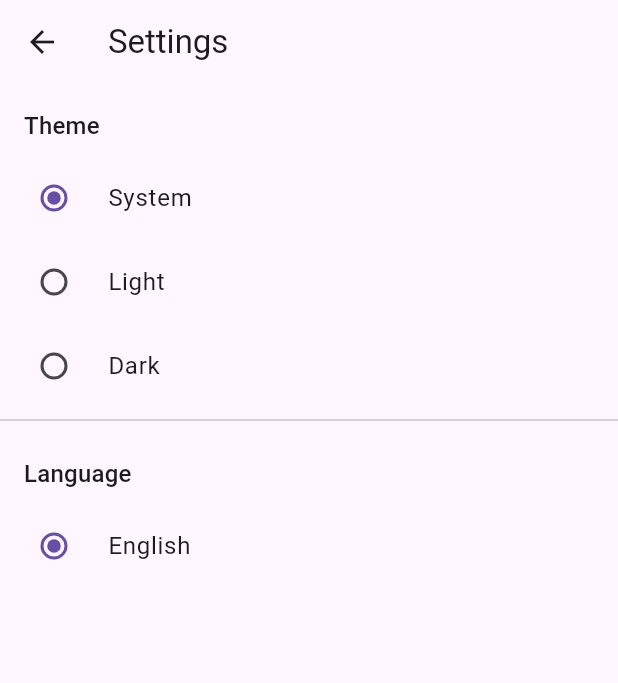
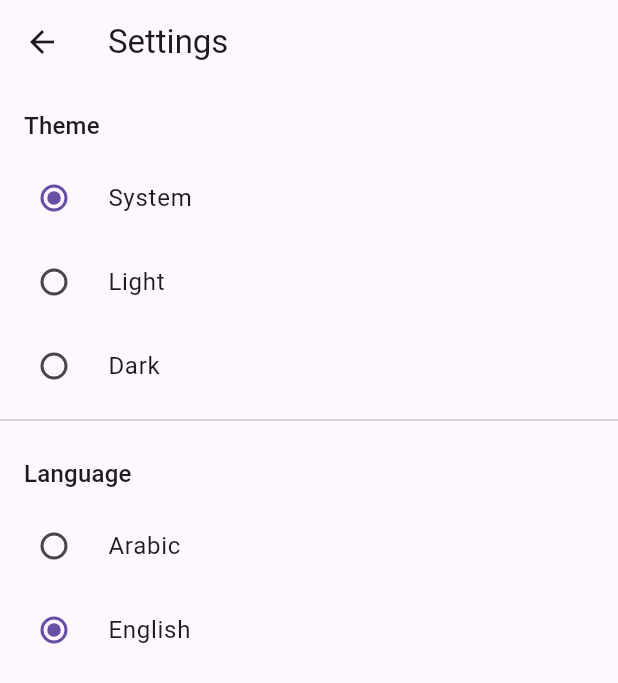
Before and after one commit to hashem78/CodeforcesTracker, a Flutter app: the screen it shows after launch, after a tap on the "settings" icon, on a phone screen of 412 x 824 dp. Shown: the top 683 px of the screen. Run offline on Flutter 3.47's test engine with Material 3 defaults, Android fonts, the light colour scheme and no system bars; our stand-ins replace auto_route, chopper, fast_immutable_collections, fl_chart, flutter_form_builder, flutter_hooks and 6 more; generated files the repository leaves out were written again.

Commit message:
feat: add Arabic language support with RTL
- Add ar.i18n.json with full Arabic translations
- Add locale and theme helpers in core/
- Set MaterialApp locale and supportedLocales from provider
- Update settings screen language picker for Arabic
- Clean up main.dart with helper functions

```diff
--- /dev/null
+++ b/lib/core/locale_helpers.dart
@@ -0,0 +1,17 @@
+import 'package:code_forces_tracker/i18n/strings.g.dart';
+import 'package:flutter/material.dart';
+import 'package:flutter_localizations/flutter_localizations.dart';
+import 'package:form_builder_validators/form_builder_validators.dart';
+
+extension TranslationsLocale on Translations {
+  Locale get flutterLocale => Locale($meta.locale.languageCode);
+}
+
+Iterable<Locale> get supportedLocales =>
+    AppLocale.values.map((l) => Locale(l.languageCode));
+
+const localizationsDelegates = [
+  GlobalMaterialLocalizations.delegate,
+  GlobalWidgetsLocalizations.delegate,
+  FormBuilderLocalizations.delegate,
+];
--- /dev/null
+++ b/lib/core/theme_helpers.dart
@@ -0,0 +1,9 @@
+import 'dart:ui';
+
+import 'package:flutter/material.dart';
+
+Brightness brightnessFor(ThemeMode mode) => switch (mode) {
+      ThemeMode.system => PlatformDispatcher.instance.platformBrightness,
+      ThemeMode.dark => Brightness.dark,
+      ThemeMode.light => Brightness.light,
+    };
--- a/lib/i18n/en.i18n.json
+++ b/lib/i18n/en.i18n.json
@@ -26,7 +26,8 @@
     "theme": "Theme",
     "language": "Language",
     "languageNames": {
-      "en": "English"
+      "en": "English",
+      "ar": "Arabic"
     }
   },
   "theme": {
--- a/lib/main.dart
+++ b/lib/main.dart
@@ -1,11 +1,9 @@
-import 'dart:ui';
-
+import 'package:code_forces_tracker/core/locale_helpers.dart';
+import 'package:code_forces_tracker/core/theme_helpers.dart';
 import 'package:code_forces_tracker/providers/locale.dart';
 import 'package:code_forces_tracker/router.dart';
 import 'package:flutter/material.dart';
 import 'package:flutter/services.dart';
-import 'package:flutter_localizations/flutter_localizations.dart';
-import 'package:form_builder_validators/form_builder_validators.dart';
 import 'package:hooks_riverpod/hooks_riverpod.dart';
 
 import 'package:code_forces_tracker/providers/prefs.dart';
@@ -20,11 +18,11 @@ Future<void> main() async {
       home: Scaffold(body: Center(child: CircularProgressIndicator())),
     ),
   );
-  final prefrences = await SharedPreferences.getInstance();
+  final preferences = await SharedPreferences.getInstance();
 
   runApp(
     ProviderScope(
-      overrides: [prefsProvider.overrideWithValue(prefrences)],
+      overrides: [prefsProvider.overrideWithValue(preferences)],
       child: MyApp(),
     ),
   );
@@ -42,23 +40,16 @@ class MyApp extends ConsumerWidget {
     SystemChrome.setEnabledSystemUIMode(SystemUiMode.immersive);
     final themeMode = ref.watch(themeModeProvider);
     final t = ref.watch(localeProvider);
+
     return MaterialApp.router(
       debugShowCheckedModeBanner: false,
       scaffoldMessengerKey: scaffoldMessengerKey,
       title: t.appTitle,
+      locale: t.flutterLocale,
+      supportedLocales: supportedLocales,
+      localizationsDelegates: localizationsDelegates,
       themeMode: themeMode,
-      theme: ThemeData(
-        brightness: themeMode == ThemeMode.system
-            ? PlatformDispatcher.instance.platformBrightness
-            : themeMode == ThemeMode.dark
-            ? Brightness.dark
-            : Brightness.light,
-      ),
-      localizationsDelegates: const [
-        GlobalMaterialLocalizations.delegate,
-        GlobalWidgetsLocalizations.delegate,
-        FormBuilderLocalizations.delegate,
-      ],
+      theme: ThemeData(brightness: brightnessFor(themeMode)),
       routerConfig: _appRouter.config(),
     );
   }
--- a/lib/presentation/screens/settings.dart
+++ b/lib/presentation/screens/settings.dart
@@ -114,5 +114,6 @@ class _LanguageSection extends ConsumerWidget {
 
   String _localeName(AppLocale locale) => switch (locale) {
         AppLocale.en => t.settings.languageNames.en,
+        AppLocale.ar => t.settings.languageNames.ar,
       };
 }
```
Also changed, not shown: lib/i18n/ar.i18n.json (added, +42 -0 lines).
